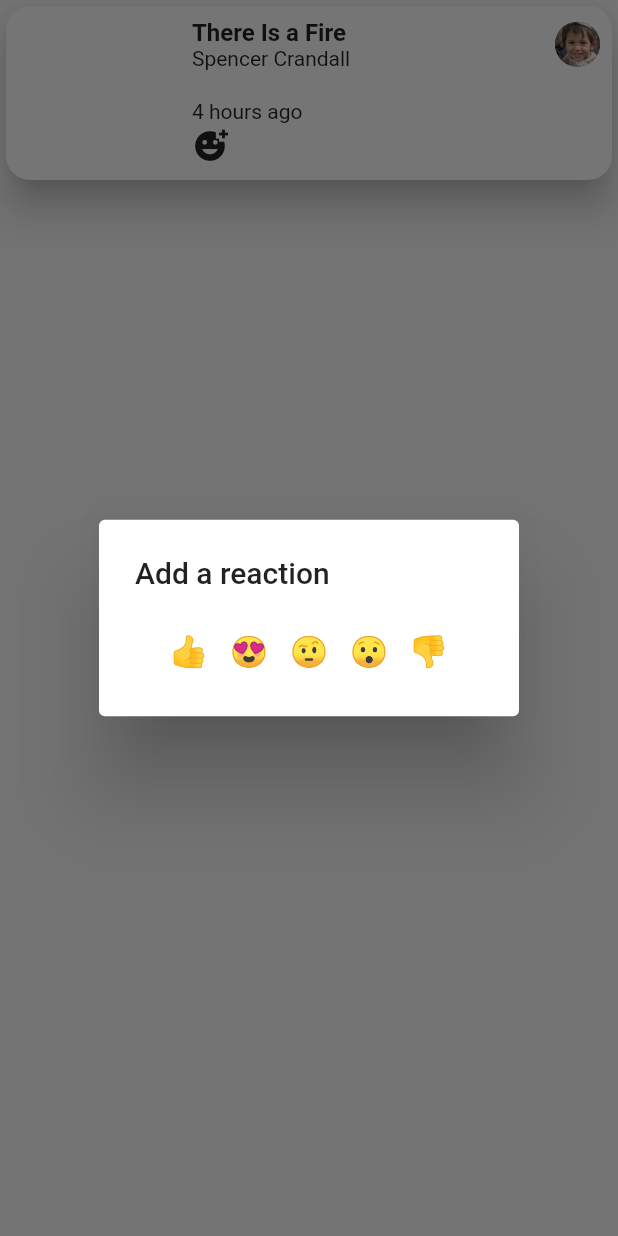
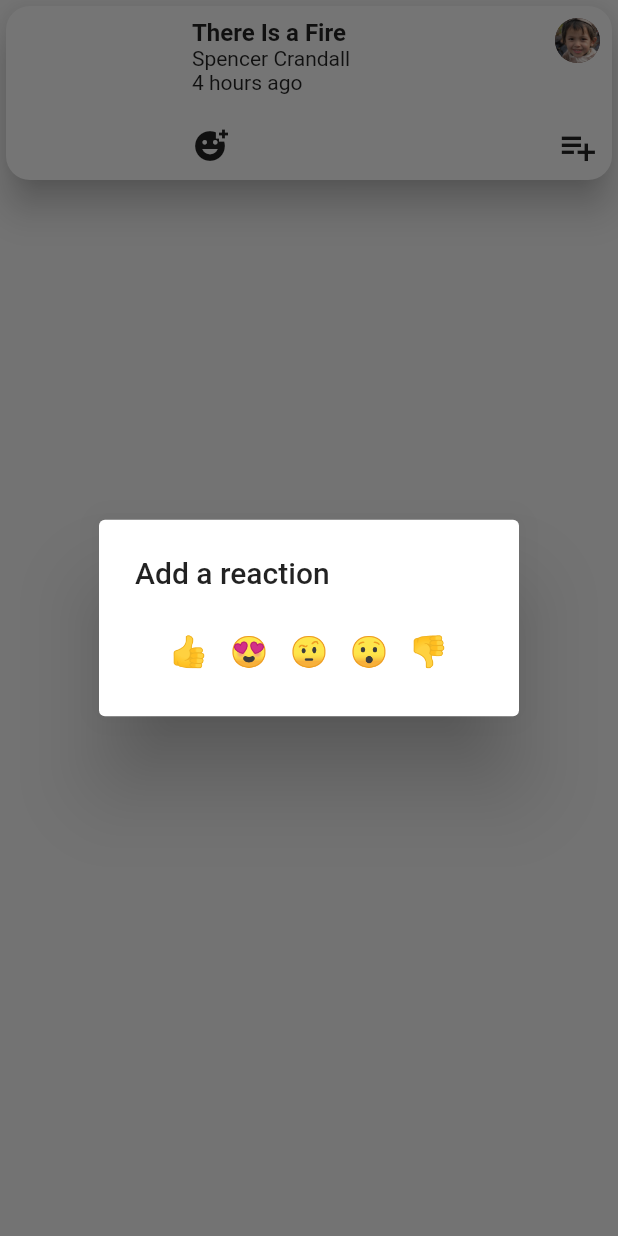
Before and after one commit to Tyler-Kamholz/get_groovy, a Flutter app: what buildPostCard() shows on an empty page, opened directly, after a tap on the "add reaction" icon, on a phone screen of 412 x 824 dp. Run offline on Flutter 3.47's test engine with Material 2 defaults, Android fonts, the phone set to English and light mode, and no system bars; our stand-ins replace google_nav_bar, qr_flutter, settings_ui; missing offline and left inert: scroll_app_bar, system_theme; network calls fail.

Commit message:
button formatting, add "add to playlist" button

```diff
--- a/lib/widgets/post_card_builder.dart
+++ b/lib/widgets/post_card_builder.dart
@@ -40,12 +40,7 @@ class PostCardBuilder {
               height: 100,
               child: Padding(
                 padding: const EdgeInsets.fromLTRB(16, 0, 0, 0),
-                child: Column(
-                  mainAxisAlignment: MainAxisAlignment.start,
-                  crossAxisAlignment: CrossAxisAlignment.start,
-                  children: [
-                    Row(
-                      children: [
+                child: Row(children: [
                   Expanded(
                     child: Column(
                       crossAxisAlignment: CrossAxisAlignment.start,
@@ -58,9 +53,14 @@ class PostCardBuilder {
                           ),
                         ),
                         Text(song.artist),
+                        Text('${Random().nextInt(24)} hours ago'),
+                        Expanded(child: Container()),
+                        const ReactionBar(),
                       ],
                     ),
                   ),
+                  Column(
+                    children: [
                       InkWell(
                         onTap: () {
                           Navigator.of(context).push(MaterialPageRoute(
@@ -77,16 +77,19 @@ class PostCardBuilder {
                             backgroundColor: ColorHelper.random(),
                             minRadius: 15,
                             maxRadius: 15),
-                        )
+                      ),
+                      Expanded(child: Container()),
+                      IconButton(
+                        padding: const EdgeInsets.all(0.0),
+                        constraints: const BoxConstraints(),
+                        iconSize: 28,
+                        onPressed: () {},
+                        icon: const Icon(Icons.playlist_add),
+                        tooltip: 'Add to playlist',
+                      ),
                     ],
                   ),
-                    Expanded(
-                      child: Container(),
-                    ),
-                    Text('${Random().nextInt(24)} hours ago'),
-                    const ReactionBar(),
-                  ],
-                ),
+                ]),
               ),
             ),
           )
```
Also changed, not shown: lib/pages/main_page.dart (+15 -11 lines). Lines whose indentation alone changed are shown as unchanged.
